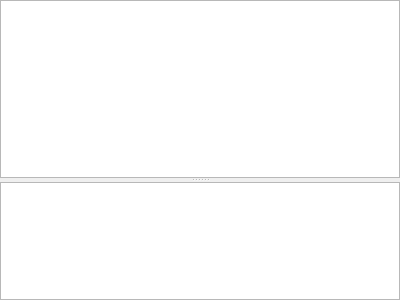
Above: omodscan/controls/outputwidget.ui from sanny32/OpenModScan before the change. Below: the same form after it.
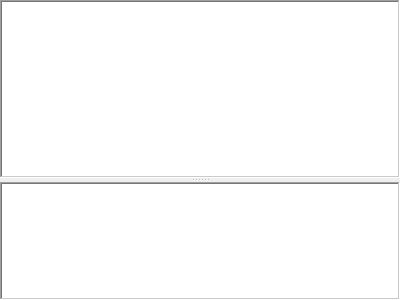
That is the form after the change. Custom widgets are drawn as their Qt base class.

Commit message: Correct ui view

Patch:
```diff
--- a/omodscan/controls/outputwidget.ui
+++ b/omodscan/controls/outputwidget.ui
@@ -138,6 +138,9 @@
             <verstretch>3</verstretch>
            </sizepolicy>
           </property>
+          <property name="frameShape">
+           <enum>QFrame::Shape::WinPanel</enum>
+          </property>
           <property name="autoScroll">
            <bool>true</bool>
           </property>
@@ -174,7 +177,10 @@
            </sizepolicy>
           </property>
           <property name="focusPolicy">
-           <enum>Qt::NoFocus</enum>
+           <enum>Qt::FocusPolicy::NoFocus</enum>
+          </property>
+          <property name="frameShape">
+           <enum>QFrame::Shape::WinPanel</enum>
           </property>
           <property name="editTriggers">
            <set>QAbstractItemView::NoEditTriggers</set>
```
Left out of the diff: 34 changed lines with no effect on the pictures. The commit also changes 6 other files.
